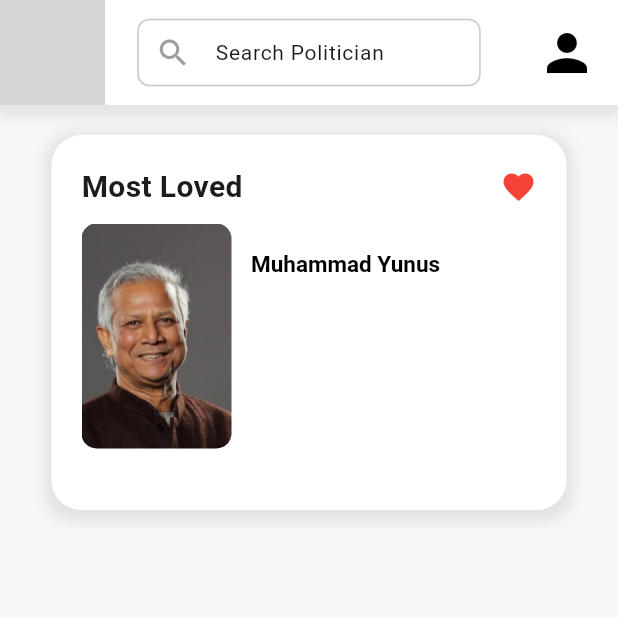
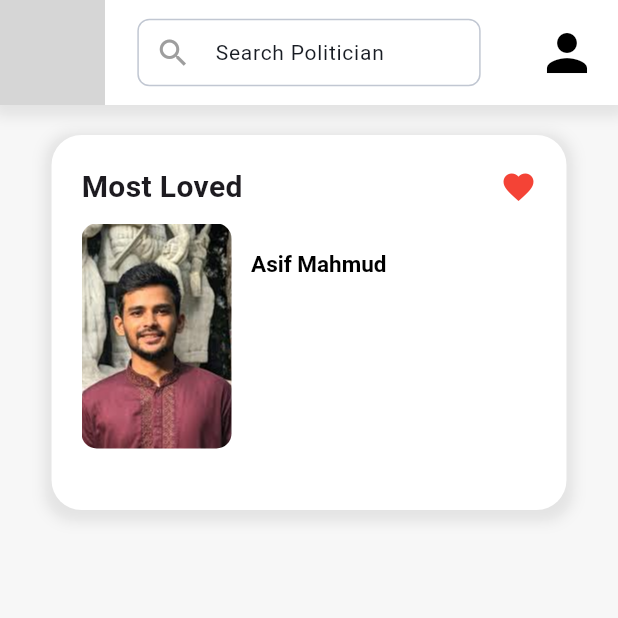
Before and after one commit to mzahin01/dhorefelshaheen, a Flutter app: the screen it shows after launch, on a phone screen of 412 x 824 dp, the top half of it. Run offline on Flutter 3.47's test engine with Material 3 defaults, Android fonts, the phone set to English and light mode, and no system bars; our stand-ins replace cached_network_image, firebase_core, flutter_screenutil, flutter_svg, get, lottie; accounts and stored records are empty; grey boxes are pictures that could not be loaded.

Commit message:
Add Politician model and LoveHateCardWidget to enhance HomeView

```diff
--- a/lib/app/modules/home/controllers/home_controller.dart
+++ b/lib/app/modules/home/controllers/home_controller.dart
@@ -1,7 +1,67 @@
+import 'package:dhorefelshaheen/app/shared/const/image_asset.dart';
 import 'package:flutter/widgets.dart';
 import 'package:get/get.dart';
+
+class Politician {
+  String name;
+  String image;
+  String mainIdentity;
+  String position;
+
+  Politician({
+    required this.name,
+    required this.image,
+    required this.mainIdentity,
+    required this.position,
+  });
+}
 
 class HomeController extends GetxController {
   RxBool isLoading = false.obs;
   TextEditingController searchController = TextEditingController();
+  List<Politician> politician = [
+    Politician(
+      name: 'Asif Mahmud',
+      image: ImageAsset.asif_mahmud,
+      mainIdentity: 'NCP',
+      position: 'Leader',
+    ),
+    Politician(
+      name: 'Mirza Fakhrul',
+      image: ImageAsset.fakhrul,
+      mainIdentity: 'BNP',
+      position: 'Secretary General',
+    ),
+    Politician(
+      name: 'Fazlur Rahman',
+      image: ImageAsset.fazlu,
+      mainIdentity: 'BNP',
+      position: 'Adviser to Khaleda Zia',
+    ),
+    Politician(
+      name: 'Shafiqur Rahman',
+      image: ImageAsset.jamat_sh,
+      mainIdentity: 'Jamaat E Islami',
+      position: 'Ameer',
+    ),
+
+    Politician(
+      name: 'Faham',
+      image: ImageAsset.faham,
+      mainIdentity: 'BNP affiliate',
+      position: 'Intelactual',
+    ),
+    Politician(
+      name: 'Tarek Rahman',
+      image: ImageAsset.tarek,
+      mainIdentity: 'BNP',
+      position: 'Senior Vice Chairman',
+    ),
+    Politician(
+      name: 'Muhammad Yunus',
+      image: ImageAsset.yunus,
+      mainIdentity: 'Cheif Adviser',
+      position: 'Nobel Laureate',
+    ),
+  ];
 }
--- a/lib/app/modules/home/views/home_view.dart
+++ b/lib/app/modules/home/views/home_view.dart
@@ -1,12 +1,9 @@
-import 'dart:math';
-
-import 'package:dhorefelshaheen/app/shared/const/image_asset.dart';
 import 'package:flutter/material.dart';
-import 'package:flutter_screenutil/flutter_screenutil.dart';
 import 'package:get/get.dart';
 import '../../../shared/widget/animated/crossfade_wrapper_container.dart';
 import '../../../shared/widget/responseive_view/response_view.dart';
 import '../controllers/home_controller.dart';
+import '../widget/love_hate_widget.dart';
 import '../widget/widget.dart';
 
 class HomeView extends GetView<HomeController> {
@@ -45,91 +42,7 @@ class HomeView extends GetView<HomeController> {
       child: Column(
         children: [
           const SizedBox(height: 20),
-          Container(
-            height: 250,
-            width: min(800, 300.w),
-            decoration: BoxDecoration(
-              color: Colors.white,
-              borderRadius: BorderRadius.circular(20),
-              boxShadow: [
-                BoxShadow(
-                  color: Colors.black.withAlpha(20),
-                  spreadRadius: 5,
-                  blurRadius: 7,
-                  offset: const Offset(0, 3), // changes position of shadow
-                ),
-              ],
-            ),
-            child: Padding(
-              padding: const EdgeInsets.only(left: 20, right: 20, top: 20),
-              child: Column(
-                mainAxisAlignment: MainAxisAlignment.start,
-                crossAxisAlignment: CrossAxisAlignment.center,
-                children: [
-                  Row(
-                    mainAxisAlignment: MainAxisAlignment.spaceBetween,
-                    children: [
-                      Text(
-                        'Most Loved',
-                        style: TextStyle(
-                          fontSize: 20,
-                          fontWeight: FontWeight.bold,
-                        ),
-                      ),
-                      Icon(Icons.favorite, color: Colors.red),
-                    ],
-                  ),
-                  SizedBox(height: 10),
-                  Row(
-                    mainAxisAlignment: MainAxisAlignment.start,
-                    crossAxisAlignment: CrossAxisAlignment.start,
-                    children: [
-                      SizedBox(
-                        width: 100,
-                        height: 150,
-                        child: ClipRRect(
-                          borderRadius: BorderRadius.circular(10),
-                          child: Image.asset(
-                            ImageAsset.yunus,
-                            height: 100,
-                            width: 100,
-                            fit: BoxFit.fitHeight,
-                          ),
-                        ),
-                      ),
-                      const SizedBox(width: 5),
-                      Expanded(
-                        child: Padding(
-                          padding: const EdgeInsets.all(8.0),
-                          child: Column(
-                            mainAxisAlignment: MainAxisAlignment.start,
-                            crossAxisAlignment: CrossAxisAlignment.start,
-                            children: [
-                              SizedBox(height: 10),
-                              RichText(
-                                text: TextSpan(
-                                  text: 'Muhammad Yunus',
-                                  style: TextStyle(
-                                    fontSize: 15,
-                                    fontWeight: FontWeight.bold,
-                                    color: Colors.black,
-                                  ),
-                                ),
-                                softWrap: true,
-                                overflow: TextOverflow.visible,
-                                maxLines: null,
-                                textAlign: TextAlign.start,
-                              ),
-                            ],
-                          ),
-                        ),
-                      ),
-                    ],
-                  ),
-                ],
-              ),
-            ),
-          ),
+          LoveHateCardWidget(controller: controller, cardTitle: 'Most Loved'),
           const SizedBox(height: 20),
         ],
       ),
--- /dev/null
+++ b/lib/app/modules/home/widget/love_hate_widget.dart
@@ -0,0 +1,101 @@
+import 'dart:math';
+import 'package:flutter/material.dart';
+import 'package:flutter_screenutil/flutter_screenutil.dart';
+import '../controllers/home_controller.dart';
+
+class LoveHateCardWidget extends StatelessWidget {
+  const LoveHateCardWidget({
+    super.key,
+    required this.controller,
+    required this.cardTitle,
+  });
+
+  final HomeController controller;
+  final String cardTitle;
+
+  @override
+  Widget build(BuildContext context) {
+    return Container(
+      height: 250,
+      width: min(800, 300.w),
+      decoration: BoxDecoration(
+        color: Colors.white,
+        borderRadius: BorderRadius.circular(20),
+        boxShadow: [
+          BoxShadow(
+            color: Colors.black.withAlpha(20),
+            spreadRadius: 5,
+            blurRadius: 7,
+            offset: const Offset(0, 3), // changes position of shadow
+          ),
+        ],
+      ),
+      child: Padding(
+        padding: const EdgeInsets.only(left: 20, right: 20, top: 20),
+        child: Column(
+          mainAxisAlignment: MainAxisAlignment.start,
+          crossAxisAlignment: CrossAxisAlignment.center,
+          children: [
+            Row(
+              mainAxisAlignment: MainAxisAlignment.spaceBetween,
+              children: [
+                Text(
+                  cardTitle,
+                  style: TextStyle(fontSize: 20, fontWeight: FontWeight.bold),
+                ),
+                Icon(Icons.favorite, color: Colors.red),
+              ],
+            ),
+            SizedBox(height: 10),
+            Row(
+              mainAxisAlignment: MainAxisAlignment.start,
+              crossAxisAlignment: CrossAxisAlignment.start,
+              children: [
+                SizedBox(
+                  width: 100,
+                  height: 150,
+                  child: ClipRRect(
+                    borderRadius: BorderRadius.circular(10),
+                    child: Image.asset(
+                      controller.politician[0].image,
+                      height: 100,
+                      width: 100,
+                      fit: BoxFit.fitHeight,
+                    ),
+                  ),
+                ),
+                const SizedBox(width: 5),
+                Expanded(
+                  child: Padding(
+                    padding: const EdgeInsets.all(8.0),
+                    child: Column(
+                      mainAxisAlignment: MainAxisAlignment.start,
+                      crossAxisAlignment: CrossAxisAlignment.start,
+                      children: [
+                        SizedBox(height: 10),
+                        RichText(
+                          text: TextSpan(
+                            text: controller.politician[0].name,
+                            style: TextStyle(
+                              fontSize: 15,
+                              fontWeight: FontWeight.bold,
+                              color: Colors.black,
+                            ),
+                          ),
+                          softWrap: true,
+                          overflow: TextOverflow.visible,
+                          maxLines: null,
+                          textAlign: TextAlign.start,
+                        ),
+                      ],
+                    ),
+                  ),
+                ),
+              ],
+            ),
+          ],
+        ),
+      ),
+    );
+  }
+}
--- a/lib/app/shared/const/image_asset.dart
+++ b/lib/app/shared/const/image_asset.dart
@@ -3,7 +3,7 @@
 class ImageAsset {
   static const String main_icon = 'assets/icon/logo.png';
   static const String asif_mahmud = 'assets/images/asif_mahmud.jpeg';
-  static const String taham = 'assets/images/taham.jpeg';
+  static const String faham = 'assets/images/taham.jpeg';
   static const String fakhrul = 'assets/images/fakhrul.jpg';
   static const String fazlu = 'assets/images/fazlu.jpg';
   static const String jamat_sh = 'assets/images/jamat_sh.jpg';
```
